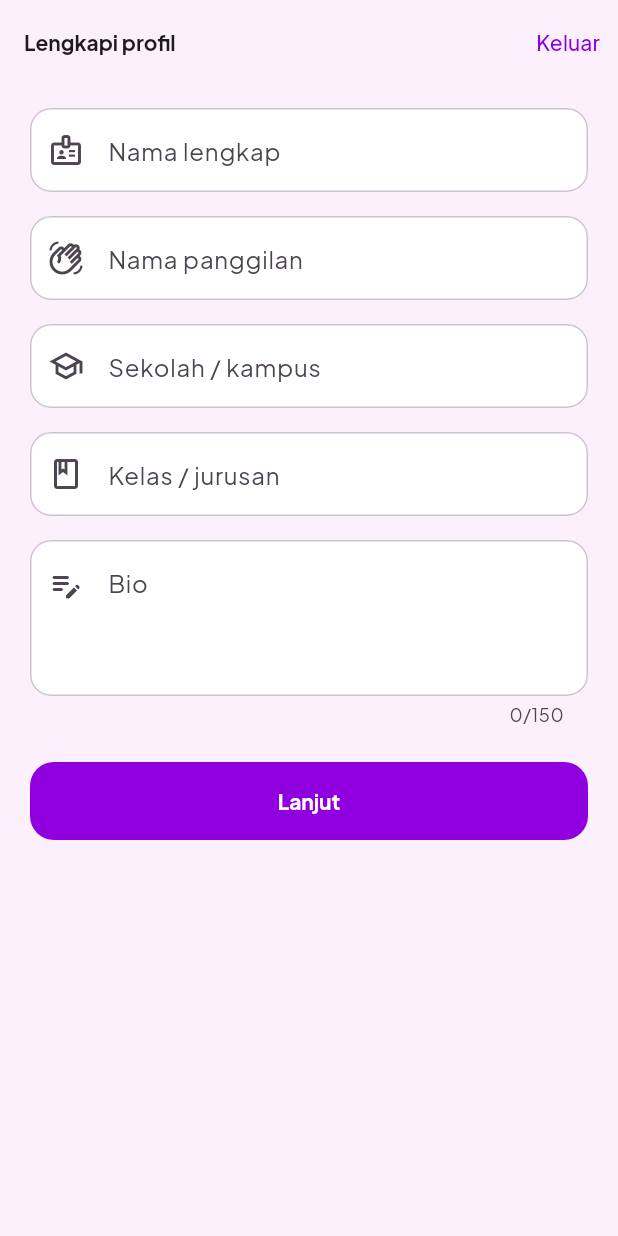
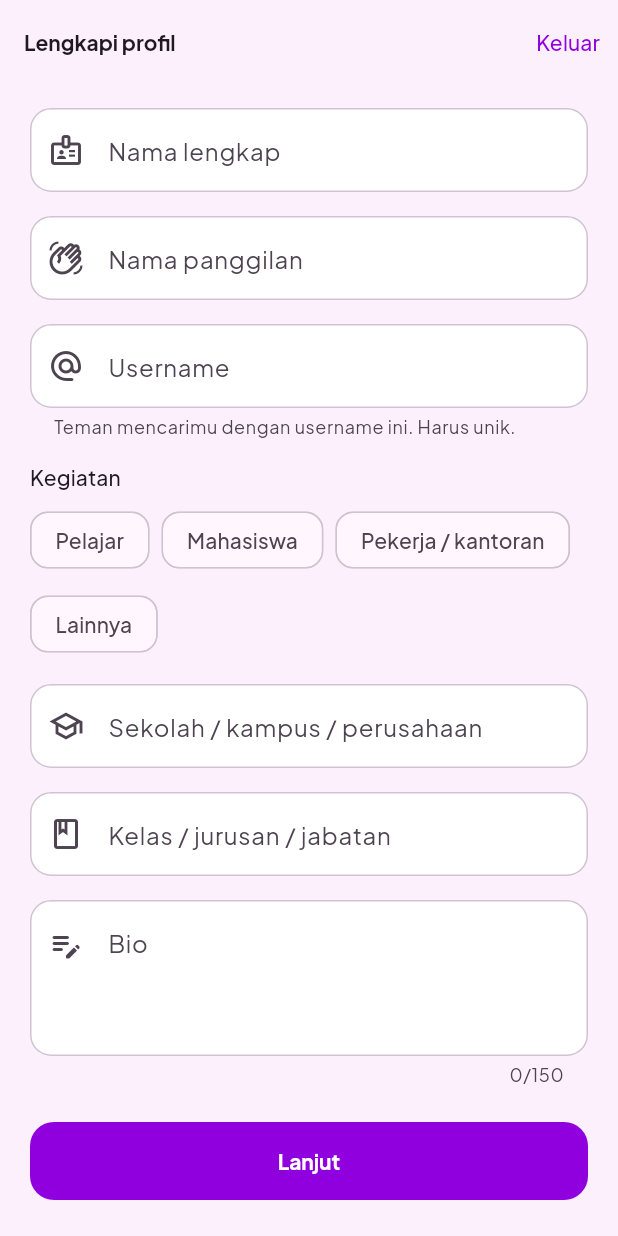
Before and after one commit to hanseougun/hanary, a Flutter app: the screen it shows once a user with an empty profile is signed in, on a phone screen of 412 x 824 dp. Run offline on Flutter 3.47's test engine with Material 3 defaults, Android fonts, the phone set to English and light mode, and no system bars; our stand-ins replace audioplayers, cloud_firestore, file_picker, firebase_auth, firebase_core, firebase_messaging and 9 more; missing offline and left inert: cryptography, flutter_webrtc, record, workmanager; accounts and stored records are empty; statements that could not run were skipped.

Commit message:
Profil: username unik wajib, pilihan kegiatan (pelajar/mahasiswa/pekerja/lainnya)
Username dipesan di usernames/{username} agar tidak dipakai orang lain;
teman bisa dicari dengan @username. Label sekolah/kelas menyesuaikan
kegiatan (mis. Perusahaan / Jabatan untuk pekerja).

Co-Authored-By: Claude Opus 5.5 (1M context) <noreply@anthropic.com>
Claude-Session: https://claude.ai/code/session_01LL2HuP1uaSrfjA3GaeJKyo

```diff
--- a/lib/models/app_user.dart
+++ b/lib/models/app_user.dart
@@ -1,4 +1,22 @@
 import 'package:cloud_firestore/cloud_firestore.dart';
+
+/// Kegiatan utama pengguna; menentukan label isian tempat dan posisi di profil.
+enum Peran {
+  pelajar('Pelajar', 'Sekolah', 'Kelas'),
+  mahasiswa('Mahasiswa', 'Kampus', 'Jurusan'),
+  pekerja('Pekerja / kantoran', 'Perusahaan / instansi', 'Jabatan / pekerjaan'),
+  lainnya('Lainnya', 'Tempat / komunitas', 'Keterangan');
+
+  const Peran(this.label, this.labelTempat, this.labelPosisi);
+  final String label;
+  final String labelTempat;
+  final String labelPosisi;
+
+  static Peran? dari(String? nama) => Peran.values.where((p) => p.name == nama).firstOrNull;
+}
+
+/// Aturan username: 3–20 huruf kecil, angka, titik, atau garis bawah.
+final polaUsername = RegExp(r'^[a-z0-9._]{3,20}$');
 
 /// Data profil pengguna yang disimpan di Firestore: `users/{uid}`.
 class AppUser {
@@ -7,6 +25,8 @@ class AppUser {
     required this.email,
     this.namaLengkap = '',
     this.sebutan = '',
+    this.username = '',
+    this.peran,
     this.sekolah = '',
     this.kelas = '',
     this.bio = '',
@@ -24,8 +44,24 @@ class AppUser {
 
   /// Nama panggilan yang dipakai untuk menyapa, mis. "Gun".
   final String sebutan;
+
+  /// Nama unik untuk dicari teman, mis. "gun.hans" (ditampilkan "@gun.hans").
+  final String username;
+
+  /// Pelajar, mahasiswa, pekerja, dll. Null untuk profil lama.
+  final Peran? peran;
+
+  /// Sekolah / kampus / perusahaan (tergantung [peran]).
   final String sekolah;
+
+  /// Kelas / jurusan / jabatan (tergantung [peran]).
   final String kelas;
+
+  /// Label isian tempat sesuai peran.
+  String get labelTempat => peran?.labelTempat ?? 'Sekolah / kampus';
+
+  /// Label isian posisi sesuai peran.
+  String get labelPosisi => peran?.labelPosisi ?? 'Kelas / jurusan';
   final String bio;
   final String? fotoUrl;
 
@@ -48,8 +84,9 @@ class AppUser {
   bool get sedangOnline =>
       online && lastSeen != null && DateTime.now().difference(lastSeen!) < const Duration(minutes: 5);
 
-  /// Profil dianggap lengkap jika nama lengkap dan sebutan sudah diisi.
-  bool get isComplete => namaLengkap.trim().isNotEmpty && sebutan.trim().isNotEmpty;
+  /// Profil dianggap lengkap jika nama lengkap, sebutan, dan username sudah diisi.
+  bool get isComplete =>
+      namaLengkap.trim().isNotEmpty && sebutan.trim().isNotEmpty && polaUsername.hasMatch(username);
 
   factory AppUser.fromMap(String uid, Map<String, dynamic> data) {
     return AppUser(
@@ -57,6 +94,8 @@ class AppUser {
       email: data['email'] as String? ?? '',
       namaLengkap: data['namaLengkap'] as String? ?? '',
       sebutan: data['sebutan'] as String? ?? '',
+      username: data['username'] as String? ?? '',
+      peran: Peran.dari(data['peran'] as String?),
       sekolah: data['sekolah'] as String? ?? '',
       kelas: data['kelas'] as String? ?? '',
       bio: data['bio'] as String? ?? '',
@@ -75,6 +114,8 @@ class AppUser {
       'namaLengkap': namaLengkap.trim(),
       'sebutan': sebutan.trim(),
       'sebutanLower': sebutan.trim().toLowerCase(),
+      'username': username,
+      if (peran != null) 'peran': peran!.name,
       'sekolah': sekolah.trim(),
       'kelas': kelas.trim(),
       'bio': bio.trim(),
@@ -86,6 +127,8 @@ class AppUser {
   AppUser copyWith({
     String? namaLengkap,
     String? sebutan,
+    String? username,
+    Peran? peran,
     String? sekolah,
     String? kelas,
     String? bio,
@@ -95,6 +138,8 @@ class AppUser {
       email: email,
       namaLengkap: namaLengkap ?? this.namaLengkap,
       sebutan: sebutan ?? this.sebutan,
+      username: username ?? this.username,
+      peran: peran ?? this.peran,
       sekolah: sekolah ?? this.sekolah,
       kelas: kelas ?? this.kelas,
       bio: bio ?? this.bio,
--- a/lib/screens/chat/friend_search_screen.dart
+++ b/lib/screens/chat/friend_search_screen.dart
@@ -76,7 +76,7 @@ class _FriendSearchScreenState extends State<FriendSearchScreen> {
               textInputAction: TextInputAction.search,
               onSubmitted: (_) => _search(),
               decoration: InputDecoration(
-                labelText: 'Sebutan atau email teman',
+                labelText: 'Username, sebutan, atau email teman',
                 suffixIcon: IconButton(icon: const Icon(Icons.search), onPressed: _search),
               ),
             ),
@@ -118,7 +118,9 @@ class _FriendSearchScreenState extends State<FriendSearchScreen> {
                                       ),
                                       title: Text(u.sebutan.isNotEmpty ? u.sebutan : u.namaLengkap),
                                       subtitle: Text(
-                                        [u.namaLengkap, u.sekolah].where((s) => s.isNotEmpty).join(' · '),
+                                        [if (u.username.isNotEmpty) '@${u.username}', u.namaLengkap, u.sekolah]
+                                            .where((s) => s.isNotEmpty)
+                                            .join(' · '),
                                       ),
                                       onTap: () => _kirimPesan(u.uid),
                                       trailing: friends.contains(u.uid)
--- a/lib/screens/chat/profil_orang_screen.dart
+++ b/lib/screens/chat/profil_orang_screen.dart
@@ -1,5 +1,6 @@
 import 'package:flutter/material.dart';
 
+import '../../models/app_user.dart';
 import '../../theme/hanary_theme.dart';
 import '../../widgets/hanary_widgets.dart';
 import 'chat_widgets.dart';
@@ -97,8 +98,23 @@ class ProfilOrangScreen extends StatelessWidget {
                   child: Column(
                     children: [
                       _Baris(icon: Icons.badge_outlined, label: 'Nama lengkap', nilai: user.namaLengkap),
-                      _Baris(icon: Icons.school_outlined, label: 'Sekolah / kampus', nilai: user.sekolah),
-                      _Baris(icon: Icons.class_outlined, label: 'Kelas / jurusan', nilai: user.kelas),
+                  _Baris(
+                    icon: Icons.alternate_email_rounded,
+                    label: 'Username',
+                    nilai: user.username.isEmpty ? '' : '@${user.username}',
+                  ),
+                  if (user.peran != null)
+                    _Baris(icon: Icons.interests_outlined, label: 'Kegiatan', nilai: user.peran!.label),
+                      _Baris(
+                    icon: user.peran == Peran.pekerja ? Icons.business_outlined : Icons.school_outlined,
+                    label: user.labelTempat,
+                    nilai: user.sekolah,
+                  ),
+                      _Baris(
+                    icon: user.peran == Peran.pekerja ? Icons.work_outline_rounded : Icons.class_outlined,
+                    label: user.labelPosisi,
+                    nilai: user.kelas,
+                  ),
                     ],
                   ),
                 ),
--- a/lib/screens/profile_form_screen.dart
+++ b/lib/screens/profile_form_screen.dart
@@ -1,4 +1,5 @@
 import 'package:flutter/material.dart';
+import 'package:flutter/services.dart';
 
 import '../models/app_user.dart';
 import '../services/auth_service.dart';
@@ -20,6 +21,8 @@ class _ProfileFormScreenState extends State<ProfileFormScreen> {
   final _formKey = GlobalKey<FormState>();
   late final _nama = TextEditingController(text: widget.user.namaLengkap);
   late final _sebutan = TextEditingController(text: widget.user.sebutan);
+  late final _username = TextEditingController(text: widget.user.username);
+  late Peran? _peran = widget.user.peran;
   late final _sekolah = TextEditingController(text: widget.user.sekolah);
   late final _kelas = TextEditingController(text: widget.user.kelas);
   late final _bio = TextEditingController(text: widget.user.bio);
@@ -27,7 +30,7 @@ class _ProfileFormScreenState extends State<ProfileFormScreen> {
 
   @override
   void dispose() {
-    for (final c in [_nama, _sebutan, _sekolah, _kelas, _bio]) {
+    for (final c in [_nama, _sebutan, _username, _sekolah, _kelas, _bio]) {
       c.dispose();
     }
     super.dispose();
@@ -40,6 +43,8 @@ class _ProfileFormScreenState extends State<ProfileFormScreen> {
       await UserRepository.instance.save(widget.user.copyWith(
         namaLengkap: _nama.text,
         sebutan: _sebutan.text,
+        username: _username.text.trim().toLowerCase(),
+        peran: _peran,
         sekolah: _sekolah.text,
         kelas: _kelas.text,
         bio: _bio.text,
@@ -54,7 +59,7 @@ class _ProfileFormScreenState extends State<ProfileFormScreen> {
     } catch (e) {
       if (!mounted) return;
       ScaffoldMessenger.of(context).showSnackBar(
-        SnackBar(content: Text('Gagal menyimpan: $e')),
+        SnackBar(content: Text(e is UsernameDipakai ? e.toString() : 'Gagal menyimpan: $e')),
       );
     } finally {
       if (mounted) setState(() => _saving = false);
@@ -63,6 +68,14 @@ class _ProfileFormScreenState extends State<ProfileFormScreen> {
 
   String? _required(String? v) =>
       (v == null || v.trim().isEmpty) ? 'Wajib diisi' : null;
+
+  String? _cekUsername(String? v) {
+    final u = (v ?? '').trim().toLowerCase();
+    if (u.isEmpty) return 'Wajib diisi, dipakai teman untuk mencarimu';
+    if (u.length < 3) return 'Minimal 3 huruf';
+    if (!polaUsername.hasMatch(u)) return 'Hanya huruf kecil, angka, titik (.), dan garis bawah (_)';
+    return null;
+  }
 
   @override
   Widget build(BuildContext context) {
@@ -99,15 +112,48 @@ class _ProfileFormScreenState extends State<ProfileFormScreen> {
                 validator: _required,
               ),
               _Isian(
+                controller: _username,
+                label: 'Username',
+                icon: Icons.alternate_email_rounded,
+                awalan: '@',
+                maxLength: 20,
+                validator: _cekUsername,
+                bantuan: 'Teman mencarimu dengan username ini. Harus unik.',
+                format: [
+                  FilteringTextInputFormatter.allow(RegExp('[a-zA-Z0-9._]')),
+                  _HurufKecil(),
+                ],
+              ),
+              Padding(
+                padding: const EdgeInsets.only(bottom: 8),
+                child: Text('Kegiatan', style: Theme.of(context).textTheme.titleSmall),
+              ),
+              Padding(
+                padding: const EdgeInsets.only(bottom: 16),
+                child: Wrap(
+                  spacing: 8,
+                  runSpacing: 8,
+                  children: [
+                    for (final p in Peran.values)
+                      ChoiceChip(
+                        label: Text(p.label),
+                        selected: _peran == p,
+                        onSelected: (_) => setState(() => _peran = p),
+                      ),
+                  ],
+                ),
+              ),
+              _Isian(
                 controller: _sekolah,
-                label: 'Sekolah / kampus',
-                icon: Icons.school_outlined,
+                label: _peran?.labelTempat ?? 'Sekolah / kampus / perusahaan',
+                icon: _peran == Peran.pekerja ? Icons.business_outlined : Icons.school_outlined,
                 kapital: TextCapitalization.words,
               ),
               _Isian(
                 controller: _kelas,
-                label: 'Kelas / jurusan',
-                icon: Icons.class_outlined,
+                label: _peran?.labelPosisi ?? 'Kelas / jurusan / jabatan',
+                icon: _peran == Peran.pekerja ? Icons.work_outline_rounded : Icons.class_outlined,
+                kapital: _peran == Peran.pekerja ? TextCapitalization.words : TextCapitalization.none,
               ),
               _Isian(
                 controller: _bio,
@@ -148,6 +194,9 @@ class _Isian extends StatelessWidget {
     this.maxLength,
     this.maxLines = 1,
     this.terakhir = false,
+    this.awalan,
+    this.bantuan,
+    this.format,
   });
 
   final TextEditingController controller;
@@ -158,6 +207,9 @@ class _Isian extends StatelessWidget {
   final int? maxLength;
   final int maxLines;
   final bool terakhir;
+  final String? awalan;
+  final String? bantuan;
+  final List<TextInputFormatter>? format;
 
   @override
   Widget build(BuildContext context) {
@@ -167,6 +219,8 @@ class _Isian extends StatelessWidget {
         controller: controller,
         decoration: InputDecoration(
           labelText: label,
+          prefixText: awalan,
+          helperText: bantuan,
           prefixIcon: maxLines > 1
               ? Padding(padding: const EdgeInsets.only(bottom: 44), child: Icon(icon))
               : Icon(icon),
@@ -181,7 +235,16 @@ class _Isian extends StatelessWidget {
             ? null
             : (context, {required currentLength, required isFocused, required maxLength}) => null,
         validator: validator,
+        inputFormatters: format,
+        autocorrect: format == null,
       ),
     );
   }
 }
+
+/// Mengubah ketikan menjadi huruf kecil (untuk username).
+class _HurufKecil extends TextInputFormatter {
+  @override
+  TextEditingValue formatEditUpdate(TextEditingValue oldValue, TextEditingValue newValue) =>
+      newValue.copyWith(text: newValue.text.toLowerCase());
+}
--- a/lib/screens/profile_screen.dart
+++ b/lib/screens/profile_screen.dart
@@ -183,8 +183,23 @@ class ProfileScreen extends StatelessWidget {
               child: Column(
                 children: [
                   _InfoTile(icon: Icons.badge_outlined, label: 'Nama lengkap', value: user.namaLengkap),
-                  _InfoTile(icon: Icons.school_outlined, label: 'Sekolah / kampus', value: user.sekolah),
-                  _InfoTile(icon: Icons.class_outlined, label: 'Kelas / jurusan', value: user.kelas),
+                  _InfoTile(
+                    icon: Icons.alternate_email_rounded,
+                    label: 'Username',
+                    value: user.username.isEmpty ? '' : '@${user.username}',
+                  ),
+                  if (user.peran != null)
+                    _InfoTile(icon: Icons.interests_outlined, label: 'Kegiatan', value: user.peran!.label),
+                  _InfoTile(
+                    icon: user.peran == Peran.pekerja ? Icons.business_outlined : Icons.school_outlined,
+                    label: user.labelTempat,
+                    value: user.sekolah,
+                  ),
+                  _InfoTile(
+                    icon: user.peran == Peran.pekerja ? Icons.work_outline_rounded : Icons.class_outlined,
+                    label: user.labelPosisi,
+                    value: user.kelas,
+                  ),
                 ],
               ),
             ),
--- a/lib/services/user_repository.dart
+++ b/lib/services/user_repository.dart
@@ -34,7 +34,30 @@ class UserRepository {
     });
   }
 
-  Future<void> save(AppUser user) {
-    return _users.doc(user.uid).set(user.toMap(), SetOptions(merge: true));
+  /// Menyimpan profil. Jika username berubah, username baru "dipesan" di
+  /// `usernames/{username}` agar tidak bisa dipakai orang lain, dan yang
+  /// lama dilepas.
+  Future<void> save(AppUser user) async {
+    final db = FirebaseFirestore.instance;
+    final ref = _users.doc(user.uid);
+    final baru = user.username;
+    await db.runTransaction((tx) async {
+      final lama = (await tx.get(ref)).data()?['username'] as String? ?? '';
+      if (baru.isNotEmpty && baru != lama) {
+        final klaim = await tx.get(db.collection('usernames').doc(baru));
+        if (klaim.exists && klaim.data()?['uid'] != user.uid) throw const UsernameDipakai();
+        if (!klaim.exists) tx.set(klaim.reference, {'uid': user.uid});
+        if (lama.isNotEmpty) tx.delete(db.collection('usernames').doc(lama));
+      }
+      tx.set(ref, user.toMap(), SetOptions(merge: true));
+    });
   }
 }
+
+/// Username sudah dipakai orang lain.
+class UsernameDipakai implements Exception {
+  const UsernameDipakai();
+
+  @override
+  String toString() => 'Username ini sudah dipakai orang lain. Coba yang lain.';
+}
```
Also changed, not shown: lib/services/friend_repository.dart (+10 -3 lines), 1 other file.
